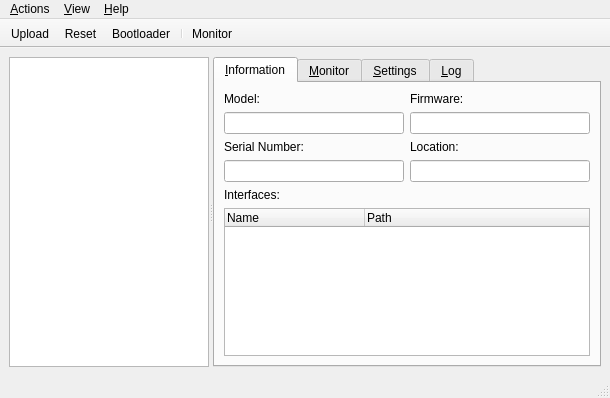
Koromix/tytools, file tyqt/main_window.ui: the form before one commit.
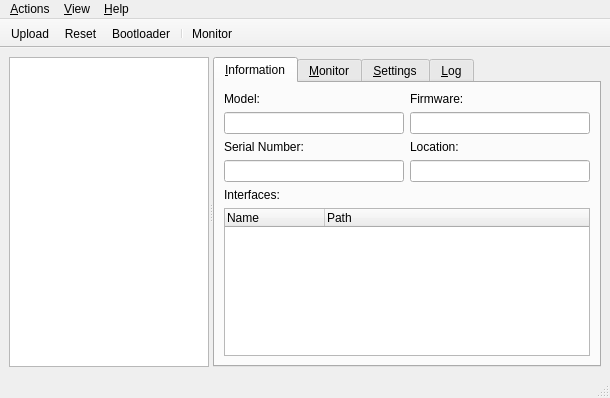
The form after the commit. Icons and pictures are not drawn.

Commit message:
Simplify the Board interfaces list
We drop the expandable tree, the extra information is now available
as a tooltip.

Patch:
```diff
--- a/tyqt/main_window.ui
+++ b/tyqt/main_window.ui
@@ -144,11 +144,17 @@
          </item>
          <item>
           <widget class="QTreeWidget" name="interfaceTree">
+           <property name="indentation">
+            <number>0</number>
+           </property>
+           <property name="rootIsDecorated">
+            <bool>false</bool>
+           </property>
            <property name="uniformRowHeights">
             <bool>true</bool>
            </property>
            <attribute name="headerDefaultSectionSize">
-            <number>140</number>
+            <number>100</number>
            </attribute>
            <attribute name="headerMinimumSectionSize">
             <number>100</number>
```
The commit also changes 1 other file.
